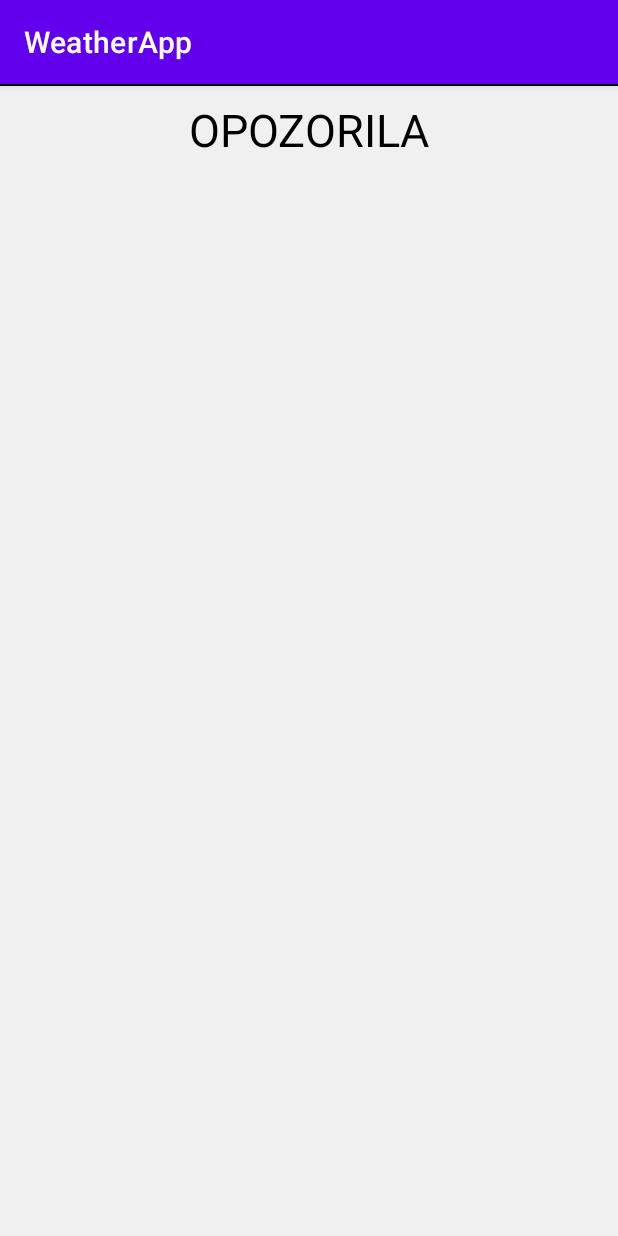
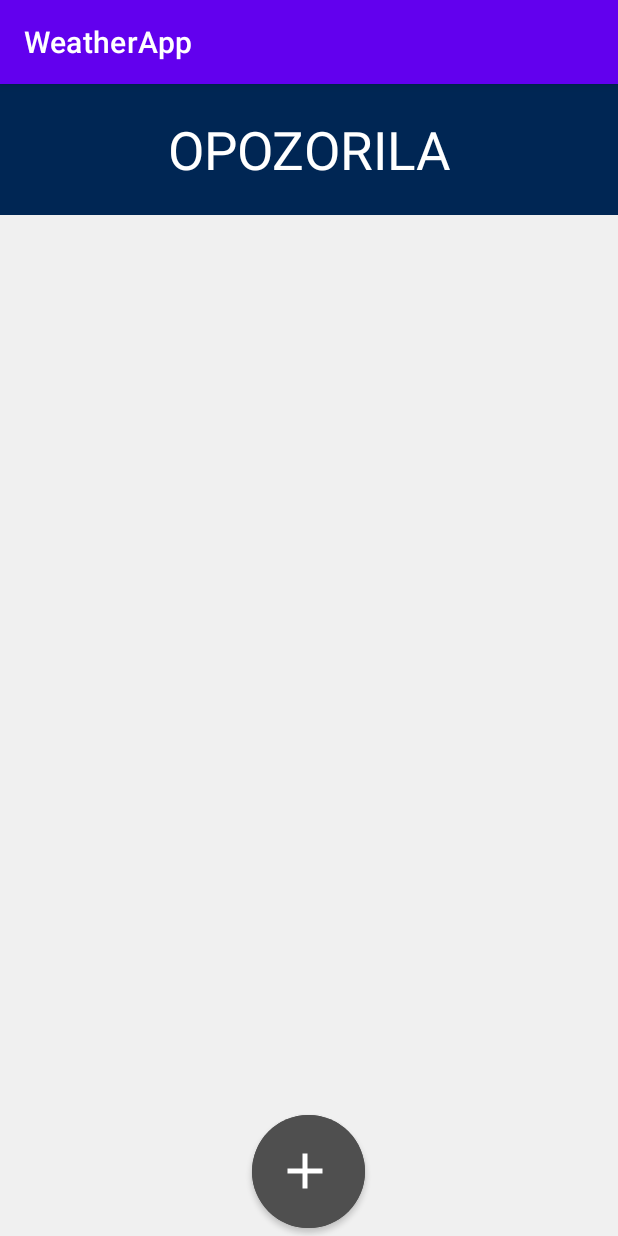
Before and after one commit to domenkl/WeatherApp, an Android app: the AlertsActivity screen opened directly, with no data from a screen before it, on a phone screen of 412 x 824 dp. Run offline under Robolectric (Android 15) with nearby library versions, the phone set to English and light mode, and no system bars.

Commit message:
Add ListView and add button to alerts activity layout, strings, colors

```diff
--- a/app/src/main/res/layout/activity_alerts.xml
+++ b/app/src/main/res/layout/activity_alerts.xml
@@ -1,19 +1,44 @@
 <?xml version="1.0" encoding="utf-8"?>
 <RelativeLayout xmlns:android="http://schemas.android.com/apk/res/android"
+    xmlns:app="http://schemas.android.com/apk/res-auto"
     android:layout_width="match_parent"
     android:layout_height="match_parent"
     android:background="@color/lightGrey">
+
     <TextView
+        android:id="@+id/alerts_text"
         android:layout_width="match_parent"
         android:layout_height="wrap_content"
+        android:background="@color/darkBlue"
+        android:paddingTop="20dp"
+        android:paddingBottom="20dp"
         android:text="@string/alerts"
         android:textAlignment="center"
-        android:textSize="30sp"
-        android:layout_marginTop="10dp"
-        android:textColor="@color/black"
         android:textAllCaps="true"
-        />
-    <View style="@style/Divider"
-        android:background="@color/black"/>
+        android:textColor="@color/white"
+        android:textSize="35sp" />
 
+    <ListView
+        android:id="@+id/alert_items"
+        android:layout_width="wrap_content"
+        android:layout_height="wrap_content"
+        android:layout_below="@id/alerts_text" />
+
+    <com.google.android.material.button.MaterialButton
+        style="@style/Widget.MaterialComponents.Button.Icon"
+        android:layout_width="75dp"
+        android:layout_height="75dp"
+        android:layout_alignParentBottom="true"
+        android:layout_centerHorizontal="true"
+        android:layout_marginBottom="5dp"
+        android:backgroundTint="@color/darkGrey"
+        android:insetLeft="0dp"
+        android:insetTop="0dp"
+        android:insetRight="0dp"
+        android:insetBottom="0dp"
+        app:cornerRadius="50dp"
+        app:icon="@drawable/ic_add"
+        app:iconGravity="textStart"
+        app:iconPadding="0dp"
+        app:iconSize="40dp" />
 </RelativeLayout>
--- a/app/src/main/res/values/colors.xml
+++ b/app/src/main/res/values/colors.xml
@@ -11,4 +11,5 @@
     <color name="blue">#2b8bff</color>
     <color name="lightGrey">#f0f0f0</color>
     <color name="darkGrey">#4f4f4f</color>
+    <color name="transparent">#00FFFFFF</color>
 </resources>
--- a/app/src/main/res/values/strings.xml
+++ b/app/src/main/res/values/strings.xml
@@ -15,4 +15,6 @@
     <string name="weekly_forecast">TEDENSKA NAPOVED</string>
     <string name="unsuccessful">Poizvedba ni bila uspešna.</string>
     <string name="alerts">Opozorila</string>
+    <string name="off">Ugasni</string>
+    <string name="on">Vklopi</string>
 </resources>
```
